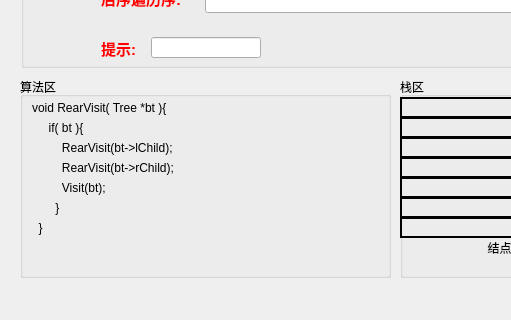
Before: the Qt Designer form treereartravel.ui in Billxkk/-, drawn with Qt 5; both pictures show x 0 to 511 and y 333 to 653 of the 649 by 653 pixel window.
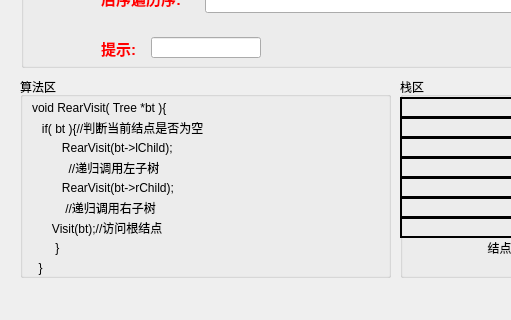
After: the same form once the commit is applied.

```diff
--- a/treereartravel.ui
+++ b/treereartravel.ui
@@ -653,7 +653,7 @@
       <string notr="true"/>
      </property>
      <property name="text">
-      <string>     if( bt ){</string>
+      <string>   if( bt ){//判断当前结点是否为空</string>
      </property>
     </widget>
     <widget class="QLabel" name="label_20">
@@ -676,7 +676,7 @@
      <property name="geometry">
       <rect>
        <x>12</x>
-       <y>80</y>
+       <y>100</y>
        <width>351</width>
        <height>21</height>
       </rect>
@@ -692,7 +692,7 @@
      <property name="geometry">
       <rect>
        <x>12</x>
-       <y>100</y>
+       <y>140</y>
        <width>351</width>
        <height>21</height>
       </rect>
@@ -701,14 +701,14 @@
       <string notr="true"/>
      </property>
      <property name="text">
-      <string>         Visit(bt);	 </string>
+      <string>      Visit(bt);//访问根结点 </string>
      </property>
     </widget>
     <widget class="QLabel" name="label_23">
      <property name="geometry">
       <rect>
        <x>12</x>
-       <y>120</y>
+       <y>160</y>
        <width>351</width>
        <height>21</height>
       </rect>
@@ -724,7 +724,7 @@
      <property name="geometry">
       <rect>
        <x>12</x>
-       <y>140</y>
+       <y>180</y>
        <width>351</width>
        <height>21</height>
       </rect>
@@ -736,6 +736,38 @@
       <string>  }	   </string>
      </property>
     </widget>
+    <widget class="QLabel" name="label_25">
+     <property name="geometry">
+      <rect>
+       <x>12</x>
+       <y>120</y>
+       <width>351</width>
+       <height>21</height>
+      </rect>
+     </property>
+     <property name="styleSheet">
+      <string notr="true"/>
+     </property>
+     <property name="text">
+      <string>          //递归调用右子树</string>
+     </property>
+    </widget>
+    <widget class="QLabel" name="label_26">
+     <property name="geometry">
+      <rect>
+       <x>12</x>
+       <y>80</y>
+       <width>351</width>
+       <height>21</height>
+      </rect>
+     </property>
+     <property name="styleSheet">
+      <string notr="true"/>
+     </property>
+     <property name="text">
+      <string>           //递归调用左子树</string>
+     </property>
+    </widget>
    </widget>
   </widget>
   <widget class="QMenuBar" name="menubar">
```
